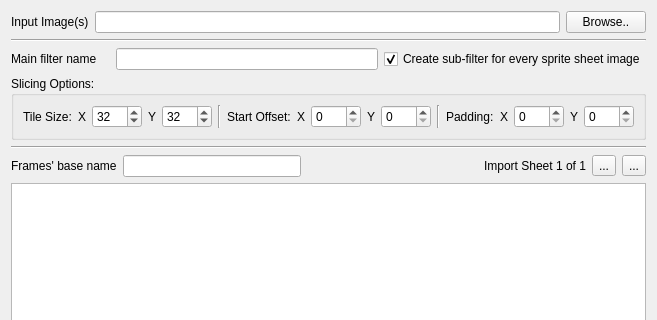
The window that Editor/src/Assets/Atlas/DlgSliceSpriteSheet.ui (GameOverture/HarmonyEngine) describes before a commit, drawn with Qt 5; both pictures show x 0 to 657 and y 0 to 320 of the 657 by 543 pixel window.
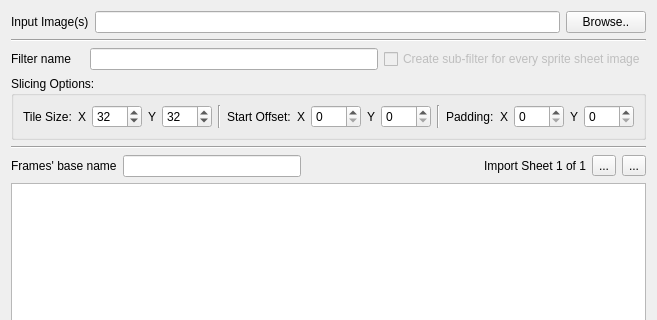
The same window after the commit. Icons and pictures are not drawn. Custom widgets are drawn as their Qt base class.

Commit message: Sprite slicer tool fixes and polish

Patch:
```diff
--- a/Editor/src/Assets/Atlas/DlgSliceSpriteSheet.ui
+++ b/Editor/src/Assets/Atlas/DlgSliceSpriteSheet.ui
@@ -58,7 +58,7 @@
      <item>
       <widget class="QLabel" name="label_11">
        <property name="text">
-        <string>Main filter name</string>
+        <string>Filter name</string>
        </property>
       </widget>
      </item>
@@ -77,6 +77,9 @@
      </item>
      <item>
       <widget class="QCheckBox" name="chkCreateSubFilters">
+       <property name="enabled">
+        <bool>false</bool>
+       </property>
        <property name="text">
         <string>Create sub-filter for every sprite sheet image</string>
        </property>
@@ -85,7 +88,7 @@
          <normaloff>:/icons16x16/items/Filter-New.png</normaloff>:/icons16x16/items/Filter-New.png</iconset>
        </property>
        <property name="checked">
-        <bool>true</bool>
+        <bool>false</bool>
        </property>
       </widget>
      </item>
```
The commit also changes 4 other files.
